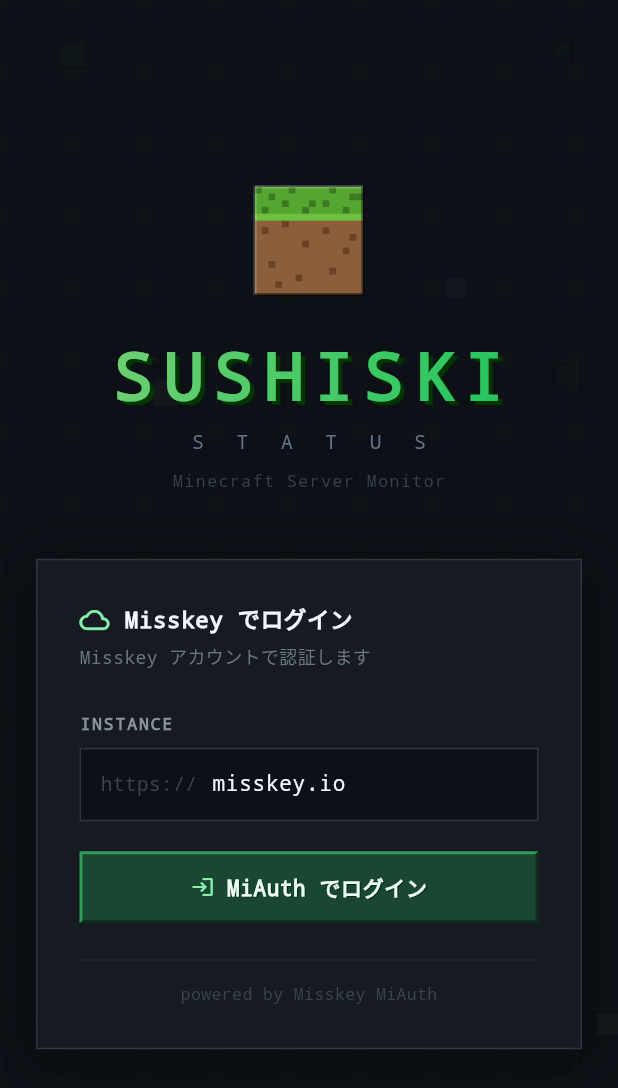
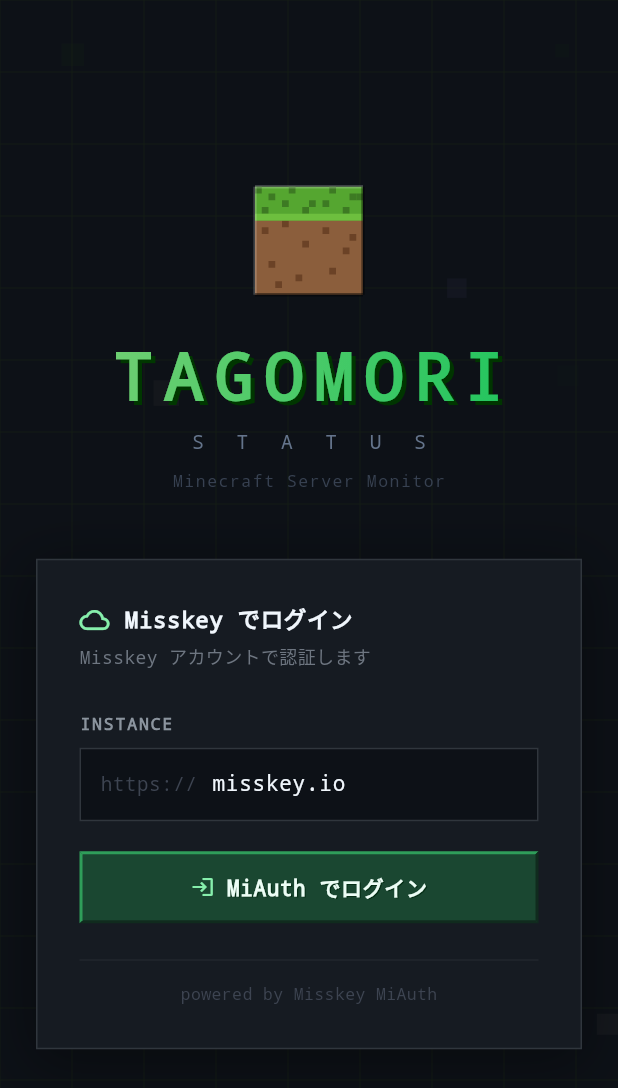
Before and after one commit to Tagomori0211/cloud-observability-gateway, a Flutter app: the screen it shows after launch, on a phone screen of 412 x 824 dp. Shown: the top 1088 px of the screen. Run offline on Flutter 3.47's test engine with Material 3 defaults, Android fonts, the phone set to English and light mode, and no system bars; our stand-ins replace web; missing offline and left inert: grpc.

Commit message:
refactor: Sushiski → Tagomori に全面改名
UI テキスト・クラス名・サーバー名のデフォルト値をすべて Tagomori に統一。
- Flutter: SushiskiStatusApp→TagomoriStatusApp、タイトル・ラベル・デフォルトサーバー名
- Ktor: serverName デフォルト値
- index.html: apple-mobile-web-app-title / title タグ

Co-Authored-By: Claude Sonnet 4.6 <noreply@anthropic.com>

```diff
--- a/frontend/lib/main.dart
+++ b/frontend/lib/main.dart
@@ -3,16 +3,16 @@ import 'screens/login_screen.dart';
 import 'theme/app_theme.dart';
 
 void main() {
-  runApp(const SushiskiStatusApp());
+  runApp(const TagomoriStatusApp());
 }
 
-class SushiskiStatusApp extends StatelessWidget {
-  const SushiskiStatusApp({super.key});
+class TagomoriStatusApp extends StatelessWidget {
+  const TagomoriStatusApp({super.key});
 
   @override
   Widget build(BuildContext context) {
     return MaterialApp(
-      title: 'Sushiski Status',
+      title: 'Tagomori Status',
       debugShowCheckedModeBanner: false,
       theme: AppTheme.darkTheme,
       home: const LoginScreen(),
--- a/frontend/lib/models/metrics_model.dart
+++ b/frontend/lib/models/metrics_model.dart
@@ -92,7 +92,7 @@ class MetricsModel {
       isOnline: isOnline,
       serverName: json['server_name']?.toString() ??
           json['name']?.toString() ??
-          'Sushiski',
+          'Tagomori',
       version: json['version']?.toString() ?? '---',
       players: players,
       tps: _toDouble(json['tps']),
@@ -105,7 +105,7 @@ class MetricsModel {
   factory MetricsModel.fromProto(MetricsResponse proto) {
     return MetricsModel(
       isOnline: proto.isOnline,
-      serverName: proto.serverName.isEmpty ? 'Sushiski' : proto.serverName,
+      serverName: proto.serverName.isEmpty ? 'Tagomori' : proto.serverName,
       version: proto.version.isEmpty ? '---' : proto.version,
       players: PlayersInfo(
         online: proto.playersOnline,
@@ -122,7 +122,7 @@ class MetricsModel {
   factory MetricsModel.offline() {
     return MetricsModel(
       isOnline: false,
-      serverName: 'Sushiski',
+      serverName: 'Tagomori',
       version: '---',
       players: const PlayersInfo(online: 0, max: 0, list: []),
       tps: 0,
--- a/frontend/lib/screens/login_screen.dart
+++ b/frontend/lib/screens/login_screen.dart
@@ -181,7 +181,7 @@ class _LogoSection extends StatelessWidget {
             end: Alignment.bottomRight,
           ).createShader(bounds),
           child: const Text(
-            'SUSHISKI',
+            'TAGOMORI',
             style: TextStyle(
               fontFamily: 'monospace',
               fontSize: 44,
--- a/frontend/lib/screens/status_screen.dart
+++ b/frontend/lib/screens/status_screen.dart
@@ -129,7 +129,7 @@ class _StatusScreenState extends State<StatusScreen> {
           Icon(Icons.dns, color: AppTheme.accentCyan, size: 22),
           const SizedBox(width: 10),
           Text(
-            'SUSHISKI STATUS',
+            'TAGOMORI STATUS',
             style: TextStyle(
               color: AppTheme.textPrimary,
               fontSize: 18,
--- a/frontend/lib/services/misskey_auth_service.dart
+++ b/frontend/lib/services/misskey_auth_service.dart
@@ -22,7 +22,7 @@ class MisskeyAuthResult {
 }
 
 class MisskeyAuthService {
-  static const _appName = 'Sushiski Status';
+  static const _appName = 'Tagomori Status';
 
   void startAuth(String host) {
     final session = _uuid();
```
Also changed, not shown: 2 other files.
